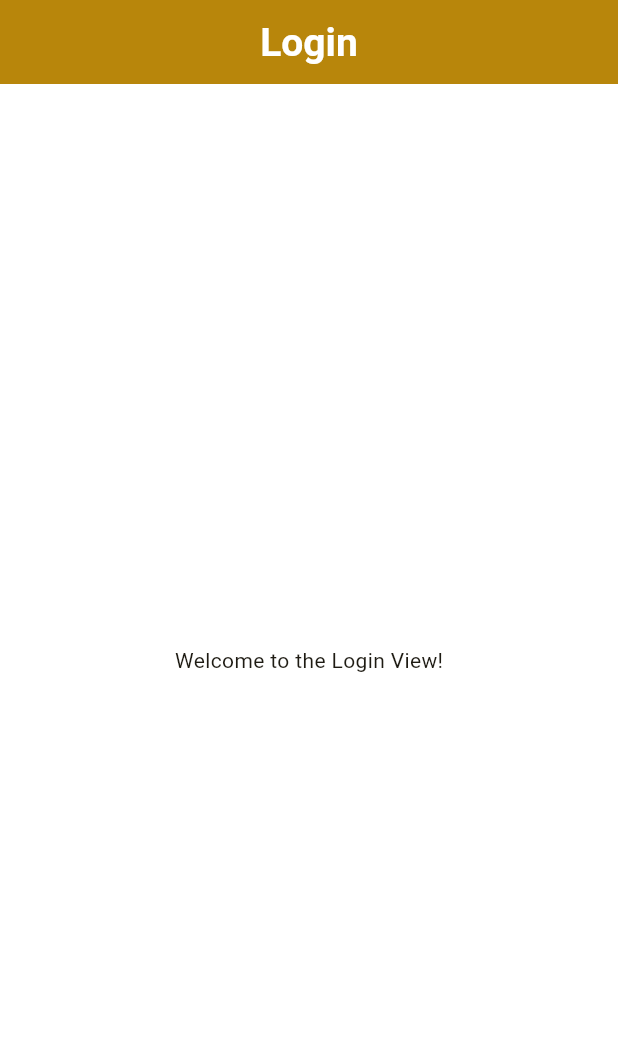
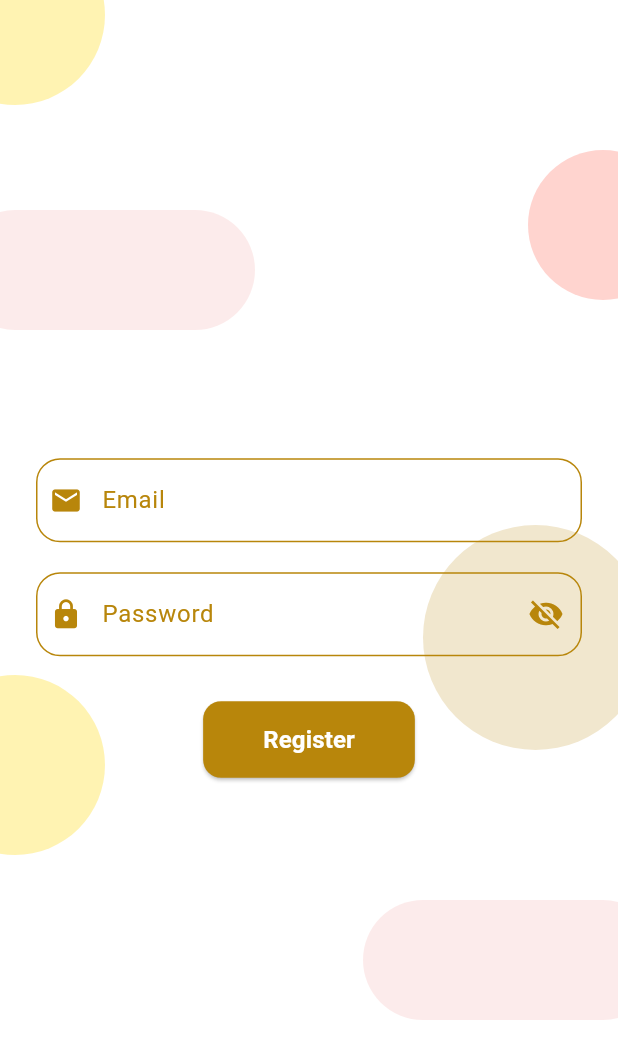
Before and after one commit to MinaYasser100/david_psalmist, a Flutter app: the LoginView screen opened by its route, on a phone screen of 412 x 824 dp. Shown: the top 1059 px of the screen. Run offline on Flutter 3.47's test engine with Material 3 defaults, Android fonts, the phone set to English and light mode, and no system bars; our stand-ins replace connectivity_plus, firebase_core, flutter_bloc, flutter_screenutil, get_it, go_router and 2 more; accounts and stored records are empty.

Commit message:
do login ui view

```diff
--- /dev/null
+++ b/lib/features/login/manager/autovalidate_mode/autovalidate_mode_cubit.dart
@@ -0,0 +1,15 @@
+import 'package:flutter/material.dart';
+import 'package:flutter_bloc/flutter_bloc.dart';
+
+part 'autovalidate_mode_state.dart';
+
+class AutovalidateModeCubit extends Cubit<AutovalidateModeState> {
+  AutovalidateModeCubit() : super(AutovalidateModeInitial());
+
+  AutovalidateMode autovalidateMode = AutovalidateMode.disabled;
+
+  void changeAutovalidateMode() {
+    autovalidateMode = AutovalidateMode.always;
+    emit(AutovalidateModeChanged());
+  }
+}
--- /dev/null
+++ b/lib/features/login/manager/autovalidate_mode/autovalidate_mode_state.dart
@@ -0,0 +1,8 @@
+part of 'autovalidate_mode_cubit.dart';
+
+@immutable
+sealed class AutovalidateModeState {}
+
+final class AutovalidateModeInitial extends AutovalidateModeState {}
+
+final class AutovalidateModeChanged extends AutovalidateModeState {}
--- a/lib/features/login/ui/login_view.dart
+++ b/lib/features/login/ui/login_view.dart
@@ -1,13 +1,115 @@
+import 'package:david_psalmist/core/utils/colors.dart';
+import 'package:david_psalmist/features/login/manager/autovalidate_mode/autovalidate_mode_cubit.dart';
+import 'package:david_psalmist/features/login/ui/widgets/login_body_view.dart';
 import 'package:flutter/material.dart';
+import 'package:flutter_bloc/flutter_bloc.dart';
 
-class LoginView extends StatelessWidget {
+class LoginView extends StatefulWidget {
   const LoginView({super.key});
 
   @override
+  State<LoginView> createState() => _LoginViewState();
+}
+
+class _LoginViewState extends State<LoginView> {
+  late TextEditingController emailController;
+  late TextEditingController passwordController;
+  final _formKey = GlobalKey<FormState>();
+
+  @override
+  void initState() {
+    emailController = TextEditingController();
+    passwordController = TextEditingController();
+    super.initState();
+  }
+
+  @override
+  void dispose() {
+    emailController.dispose();
+    passwordController.dispose();
+    super.dispose();
+  }
+
+  @override
   Widget build(BuildContext context) {
-    return Scaffold(
-      appBar: AppBar(title: const Text('Login')),
-      body: const Center(child: Text('Welcome to the Login View!')),
+    return MultiBlocProvider(
+      providers: [BlocProvider(create: (context) => AutovalidateModeCubit())],
+      child: Scaffold(
+        body: Stack(
+          children: [
+            // Background decorations
+            Positioned(
+              top: -50,
+              left: -50,
+              child: _circleDecoration(
+                120,
+                ColorsTheme().primaryColor.withValues(alpha: 0.3),
+              ),
+            ),
+            Positioned(
+              top: 100,
+              right: -40,
+              child: _circleDecoration(
+                100,
+                ColorsTheme().secondaryLight.withValues(alpha: 0.3),
+              ),
+            ),
+            Positioned(
+              top: 450,
+              left: -50,
+              child: _circleDecoration(
+                120,
+                ColorsTheme().primaryColor.withValues(alpha: 0.3),
+              ),
+            ),
+            Positioned(
+              top: 350,
+              right: -20,
+              child: _circleDecoration(
+                150,
+                ColorsTheme().primaryDark.withValues(alpha: 0.2),
+              ),
+            ),
+
+            Positioned(
+              top: 140,
+              left: -30,
+              child: _rectangularCircleDecoration(),
+            ),
+
+            Positioned(
+              top: 600,
+              right: -30,
+              child: _rectangularCircleDecoration(),
+            ),
+            // Form fields
+            LoginBodyView(
+              formKey: _formKey,
+              emailController: emailController,
+              passwordController: passwordController,
+            ),
+          ],
+        ),
+      ),
+    );
+  }
+
+  Container _rectangularCircleDecoration() {
+    return Container(
+      height: 80,
+      width: 200,
+      decoration: BoxDecoration(
+        color: ColorsTheme().secondaryColor.withValues(alpha: 0.1),
+        borderRadius: BorderRadius.circular(40),
+      ),
+    );
+  }
+
+  Widget _circleDecoration(double size, Color color) {
+    return Container(
+      height: size,
+      width: size,
+      decoration: BoxDecoration(shape: BoxShape.circle, color: color),
     );
   }
 }
--- /dev/null
+++ b/lib/features/login/ui/widgets/login_body_view.dart
@@ -0,0 +1,92 @@
+import 'package:david_psalmist/core/model/text_field_model/text_field_model.dart';
+import 'package:david_psalmist/core/utils/colors.dart';
+import 'package:david_psalmist/core/validation/validatoin.dart';
+import 'package:david_psalmist/core/widgets/custom_text_form_field.dart';
+import 'package:david_psalmist/features/login/manager/autovalidate_mode/autovalidate_mode_cubit.dart';
+import 'package:flutter/material.dart';
+import 'package:flutter_bloc/flutter_bloc.dart';
+
+class LoginBodyView extends StatelessWidget {
+  const LoginBodyView({
+    super.key,
+    required GlobalKey<FormState> formKey,
+    required this.emailController,
+    required this.passwordController,
+  }) : _formKey = formKey;
+
+  final GlobalKey<FormState> _formKey;
+  final TextEditingController emailController;
+  final TextEditingController passwordController;
+
+  @override
+  Widget build(BuildContext context) {
+    return Center(
+      child: SingleChildScrollView(
+        padding: const EdgeInsets.symmetric(horizontal: 24),
+        child: BlocBuilder<AutovalidateModeCubit, AutovalidateModeState>(
+          builder: (context, state) {
+            return Form(
+              key: _formKey,
+              autovalidateMode: context
+                  .read<AutovalidateModeCubit>()
+                  .autovalidateMode,
+              child: Column(
+                mainAxisAlignment: MainAxisAlignment.center,
+                children: [
+                  CustomTextFormField(
+                    textFieldModel: TextFieldModel(
+                      controller: emailController,
+                      labelText: "Email",
+                      hintText: "Enter your email",
+                      icon: Icons.email,
+                      obscureText: false,
+                      keyboardType: TextInputType.emailAddress,
+                      validator: (value) => Validatoin.emailValidation(value),
+                    ),
+                  ),
+                  const SizedBox(height: 20),
+                  CustomTextFormField(
+                    textFieldModel: TextFieldModel(
+                      keyboardType: TextInputType.visiblePassword,
+                      controller: passwordController,
+                      labelText: "Password",
+                      hintText: "Enter your password",
+                      icon: Icons.lock,
+                      obscureText: true,
+                      validator: (value) => Validatoin.validatePassword(value),
+                    ),
+                  ),
+                  const SizedBox(height: 30),
+                  ElevatedButton(
+                    style: ElevatedButton.styleFrom(
+                      backgroundColor: ColorsTheme().primaryDark,
+                    ),
+                    onPressed: () {
+                      if (_formKey.currentState!.validate()) {
+                        ScaffoldMessenger.of(context).showSnackBar(
+                          const SnackBar(content: Text("Registering...")),
+                        );
+                      } else {
+                        context
+                            .read<AutovalidateModeCubit>()
+                            .changeAutovalidateMode();
+                      }
+                    },
+                    child: Text(
+                      "Register",
+                      style: TextStyle(
+                        color: ColorsTheme().whiteColor,
+                        fontSize: 16,
+                        fontWeight: FontWeight.bold,
+                      ),
+                    ),
+                  ),
+                ],
+              ),
+            );
+          },
+        ),
+      ),
+    );
+  }
+}
```
